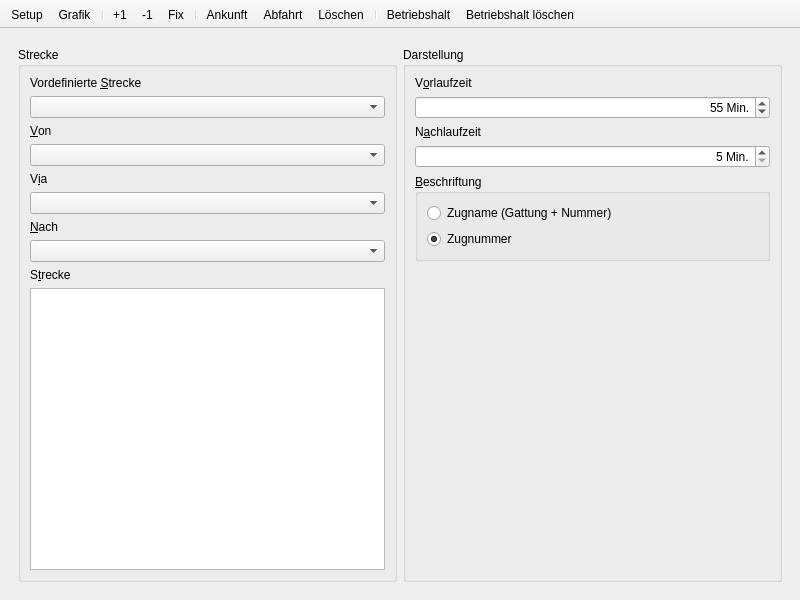
Qt form stskit/qt/bildfahrplan.ui (topological-state/stskit) before a commit.
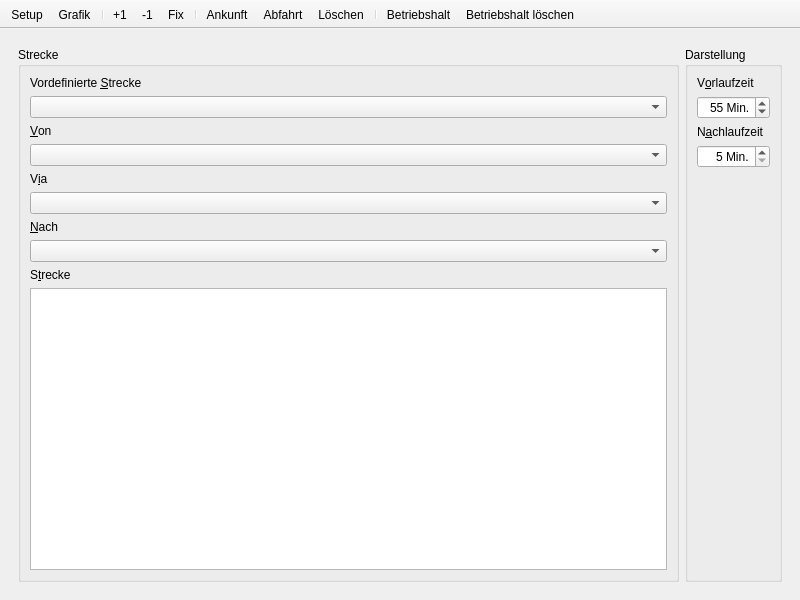
The same form after that commit. The open tabs and pages were chosen to show the change. Icons and pictures are not drawn.

Diff of the .ui file:
```diff
--- a/stskit/qt/bildfahrplan.ui
+++ b/stskit/qt/bildfahrplan.ui
@@ -187,38 +187,6 @@
                  </property>
                 </widget>
                </item>
-               <item>
-                <widget class="QGroupBox" name="beschriftung_group">
-                 <property name="sizePolicy">
-                  <sizepolicy hsizetype="Expanding" vsizetype="Minimum">
-                   <horstretch>0</horstretch>
-                   <verstretch>0</verstretch>
-                  </sizepolicy>
-                 </property>
-                 <property name="title">
-                  <string>&amp;Beschriftung</string>
-                 </property>
-                 <layout class="QVBoxLayout" name="verticalLayout_2">
-                  <item>
-                   <widget class="QRadioButton" name="name_button">
-                    <property name="text">
-                     <string>Zugname (Gattung + Nummer)</string>
-                    </property>
-                   </widget>
-                  </item>
-                  <item>
-                   <widget class="QRadioButton" name="nummer_button">
-                    <property name="text">
-                     <string>Zugnummer</string>
-                    </property>
-                    <property name="checked">
-                     <bool>true</bool>
-                    </property>
-                   </widget>
-                  </item>
-                 </layout>
-                </widget>
-               </item>
                <item>
                 <widget class="QWidget" name="darstellung_stretch" native="true">
                  <property name="sizePolicy">
```
Left out of the diff: 20 changed lines with no effect on the pictures.
